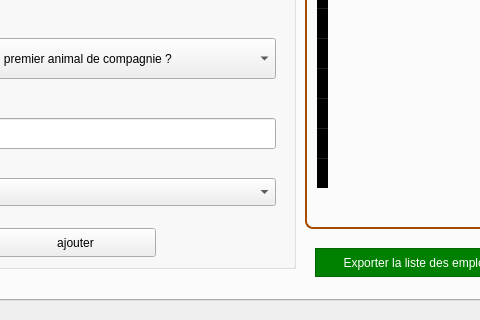
This is mainwindow.ui in ProjetCPP2A21/projetcpp-2a21-smart-digital-content-creation-studio as Qt 5 draws it before an edit; both pictures show x 247 to 727 and y 370 to 690 of the 1428 by 690 pixel window. The edited form follows.
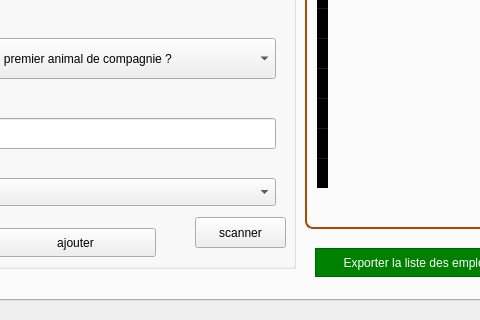
This is the edited form. The open tabs and pages were chosen to show the change. Icons and pictures are not drawn.

The edit to the form file:
```diff
--- a/mainwindow.ui
+++ b/mainwindow.ui
@@ -2184,6 +2184,22 @@
             <string>&lt;html&gt;&lt;head/&gt;&lt;body&gt;&lt;p&gt;&lt;span style=&quot; font-size:10pt; font-weight:700; color:#aa55ff;&quot;&gt;Mot de passe&lt;/span&gt;&lt;/p&gt;&lt;/body&gt;&lt;/html&gt;</string>
            </property>
           </widget>
+          <widget class="QPushButton" name="btnScanner">
+           <property name="geometry">
+            <rect>
+             <x>340</x>
+             <y>499</y>
+             <width>91</width>
+             <height>31</height>
+            </rect>
+           </property>
+           <property name="styleSheet">
+            <string notr="true"/>
+           </property>
+           <property name="text">
+            <string>scanner</string>
+           </property>
+          </widget>
          </widget>
         </widget>
         <widget class="QWidget" name="statistiques">
```
Left out of the diff: 4 changed lines with no effect on the pictures.
